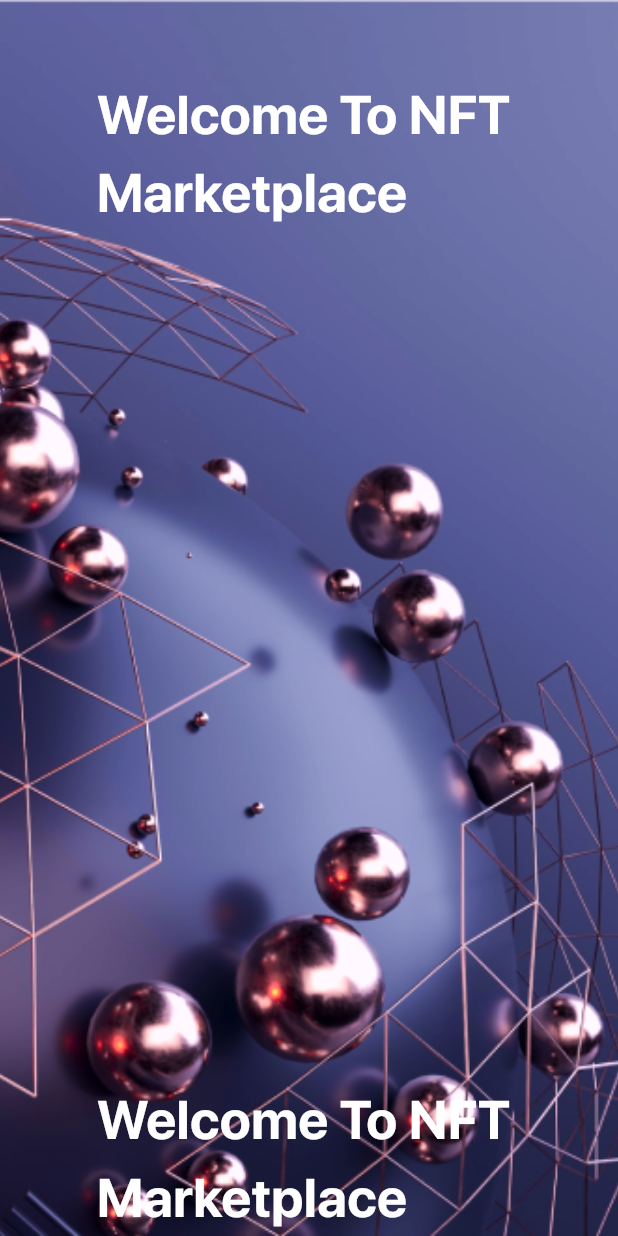
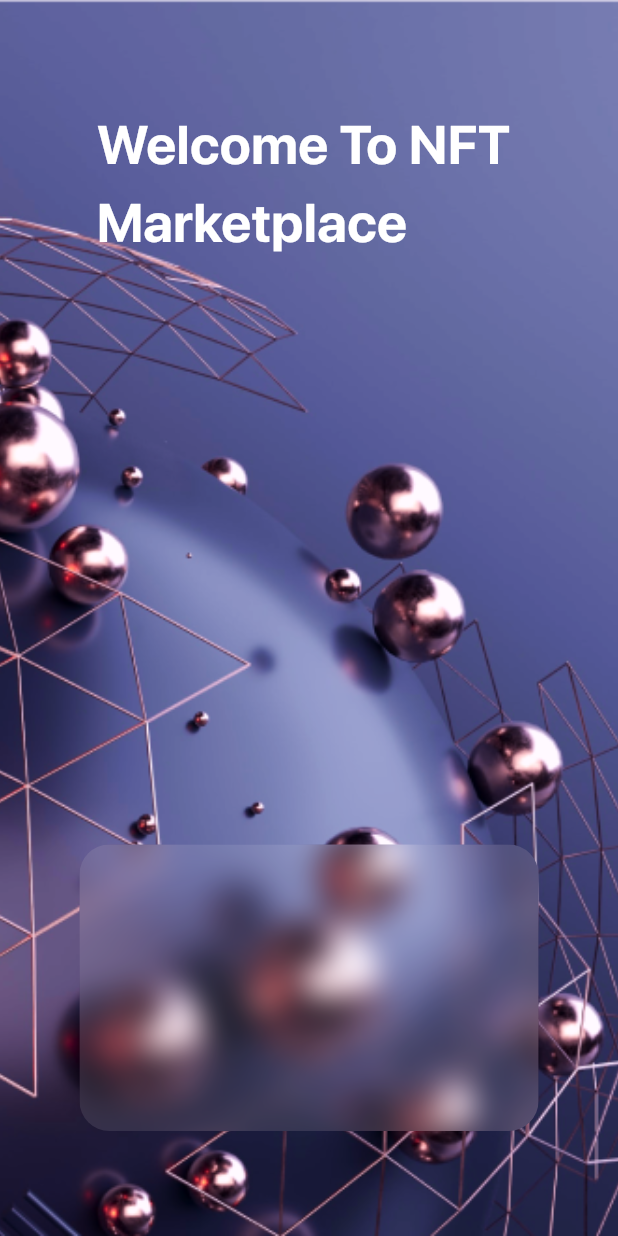
Before and after one commit to EngMohamed3382/mini_nft_marketplace, a Flutter app: the screen it shows after launch, on a phone screen of 412 x 824 dp. Run offline on Flutter 3.47's test engine with Material 3 defaults, Android fonts, the phone set to English and light mode, and no system bars.

Commit message:
design on Boarding Page part 4

```diff
--- a/lib/features/onBoarding/on_boarding_page.dart
+++ b/lib/features/onBoarding/on_boarding_page.dart
@@ -1,4 +1,4 @@
-import 'dart:ui_web';
+import 'dart:ui';
 
 import 'package:flutter/material.dart';
 import 'package:mini_nft_marketplace/core/resources/asset_image_manager.dart';
@@ -23,14 +23,14 @@ class OnBoardingPage extends StatelessWidget {
           ),
           SizedBox(
             width: double.infinity,
-            child: const Column(
+            child: Column(
               mainAxisAlignment: MainAxisAlignment.center,
               crossAxisAlignment: CrossAxisAlignment.center,
               children: [
-                SizedBox(
-                  height: 50,
+                const SizedBox(
+                  height: 70,
                 ),
-                Text(
+                const Text(
                   StringsManager.titleOnBoardingPage,
                   style: TextStyle(
                       color: Colors.white,
@@ -38,14 +38,21 @@ class OnBoardingPage extends StatelessWidget {
                       fontFamily: "SF Pro Display",
                       fontWeight: FontWeight.bold),
                 ),
-                Spacer(),
-                Text(
-                  StringsManager.titleOnBoardingPage,
-                  style: TextStyle(
-                      color: Colors.white,
-                      fontSize: FontSize.f36_04,
-                      fontFamily: "SF Pro Display",
-                      fontWeight: FontWeight.bold),
+                const Spacer(),
+                ClipRRect(
+                  // ignore: sort_child_properties_last
+                  child: BackdropFilter(
+                    filter: ImageFilter.blur(sigmaX: 10, sigmaY: 10),
+                    child: Container(
+                      height: 191,
+                      width: 306,
+                      color: ColorManager.kColorWhite.withOpacity(0.1),
+                    ),
+                  ),
+                  borderRadius: BorderRadius.circular(20),
+                ),
+                const SizedBox(
+                  height: 70,
                 ),
               ],
             ),
```
